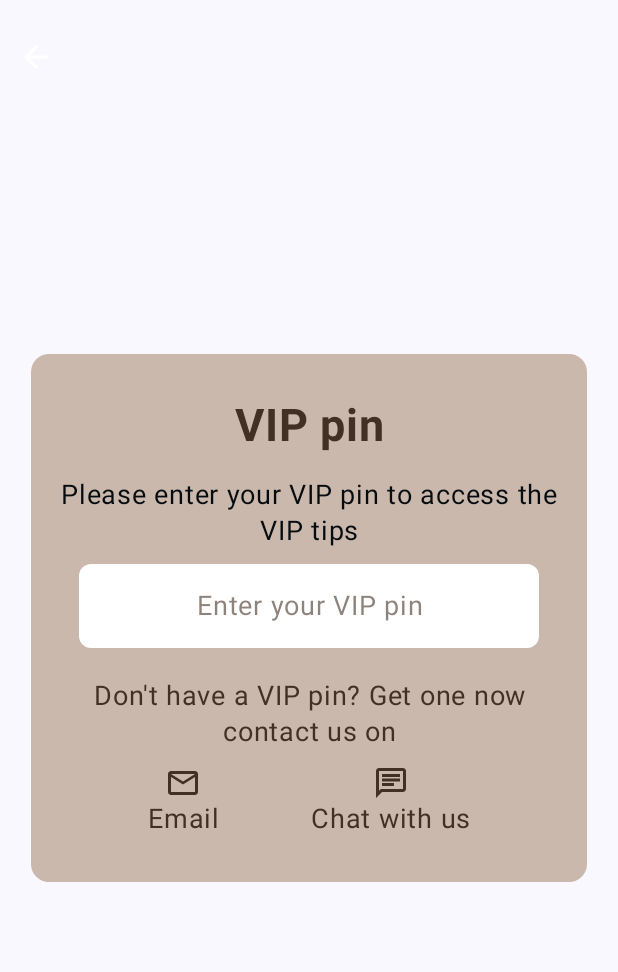
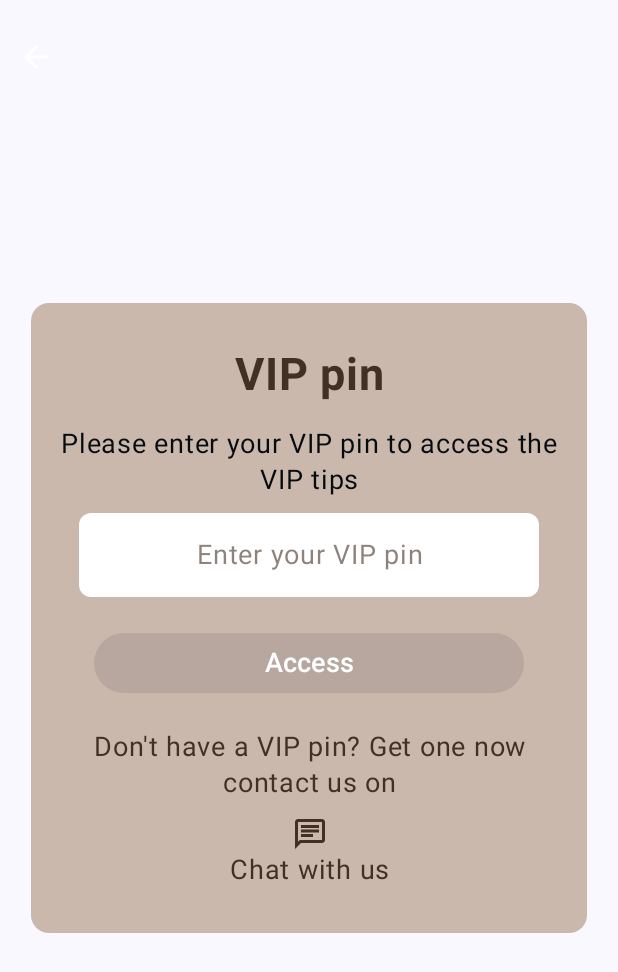
Before and after one commit to Vcky4/StarBet, an Android app built with Jetpack Compose: the composable VipPin called with empty values, on a phone screen of 412 x 824 dp. Shown: the top 972 px of the screen. Run offline under Robolectric (Android 15) with nearby library versions, the light colour scheme and no system bars; libraries missing offline, so code that uses them is left out: com.ramcosta.composedestinations; 1 statement that could not run was skipped.

Commit message:
fix vip pin

```diff
--- a/app/src/main/java/com/starbet/ui/screens/home/VipPin.kt
+++ b/app/src/main/java/com/starbet/ui/screens/home/VipPin.kt
@@ -12,6 +12,8 @@ import androidx.compose.foundation.layout.fillMaxWidth
 import androidx.compose.foundation.layout.height
 import androidx.compose.foundation.layout.padding
 import androidx.compose.foundation.shape.RoundedCornerShape
+import androidx.compose.material3.Button
+import androidx.compose.material3.ButtonDefaults
 import androidx.compose.material3.ExperimentalMaterial3Api
 import androidx.compose.material3.Icon
 import androidx.compose.material3.IconButton
@@ -20,15 +22,14 @@ import androidx.compose.material3.Text
 import androidx.compose.material3.TextField
 import androidx.compose.material3.TextFieldDefaults
 import androidx.compose.runtime.Composable
+import androidx.compose.runtime.LaunchedEffect
 import androidx.compose.runtime.getValue
-import androidx.compose.runtime.livedata.observeAsState
 import androidx.compose.runtime.mutableStateOf
 import androidx.compose.runtime.remember
 import androidx.compose.runtime.setValue
 import androidx.compose.ui.Alignment
 import androidx.compose.ui.Modifier
 import androidx.compose.ui.graphics.Color
-import androidx.compose.ui.platform.LocalContext
 import androidx.compose.ui.res.painterResource
 import androidx.compose.ui.res.stringResource
 import androidx.compose.ui.text.TextStyle
@@ -36,29 +37,30 @@ import androidx.compose.ui.text.font.FontWeight
 import androidx.compose.ui.text.style.TextAlign
 import androidx.compose.ui.unit.dp
 import androidx.compose.ui.unit.sp
+import com.ramcosta.composedestinations.annotation.Destination
+import com.ramcosta.composedestinations.navigation.DestinationsNavigator
 import com.starbet.R
 import com.starbet.ui.screens.destinations.ChatDestination
 import com.starbet.ui.theme.Primary
 import com.starbet.ui.theme.Secondary
 import com.starbet.ui.theme.TextDeep
-import com.starbet.utils.sendMail
-import com.ramcosta.composedestinations.annotation.Destination
-import com.ramcosta.composedestinations.navigation.DestinationsNavigator
-import com.starbet.ui.screens.home.HomeViewModel
-import org.koin.androidx.compose.koinViewModel
+import kotlinx.coroutines.delay
 
 @OptIn(ExperimentalMaterial3Api::class)
 @Destination
 @Composable
 fun VipPin(trigger: String, navigator: DestinationsNavigator) {
-    val homeViewModel: HomeViewModel = koinViewModel()
     var pin by remember {
         mutableStateOf("")
     }
-    val context = LocalContext.current
-    val whatsapp = homeViewModel.whatsApp.observeAsState("").value
-    val telegram = homeViewModel.telegram.observeAsState("").value
-    val email = homeViewModel.email.observeAsState("").value
+    var isInvalid by remember {
+        mutableStateOf(false)
+    }
+
+    LaunchedEffect(key1 = isInvalid) {
+        delay(2000)
+        isInvalid = false
+    }
     Box {
         Box(
             modifier = Modifier
@@ -140,6 +142,28 @@ fun VipPin(trigger: String, navigator: DestinationsNavigator) {
                         )
                     },
                 )
+                Spacer(modifier = Modifier.height(10.dp))
+                if (isInvalid) {
+                    Text(text = stringResource(id = R.string.invalid_pin), color = TextDeep)
+                }
+                Spacer(modifier = Modifier.height(10.dp))
+                Button(
+                    onClick = { isInvalid = !isInvalid },
+                    colors = ButtonDefaults.buttonColors(
+                        containerColor = TextDeep,
+                        contentColor = Color.White
+                    ),
+                    modifier = Modifier.padding(horizontal = 26.dp),
+                    enabled = pin.length > 2
+                ) {
+                    Text(
+                        text = stringResource(id = R.string.access),
+                        fontSize = 18.sp,
+                        color = Color.White,
+                        textAlign = TextAlign.Center,
+                        modifier = Modifier.fillMaxWidth()
+                    )
+                }
                 Spacer(modifier = Modifier.height(20.dp))
                 Text(
                     text = stringResource(id = R.string.dont_have_a_vip_pin),
@@ -172,26 +196,6 @@ fun VipPin(trigger: String, navigator: DestinationsNavigator) {
 //                        )
 //                    }
                     val appName = stringResource(id = R.string.app_name)
-                    Column(
-                        horizontalAlignment = Alignment.CenterHorizontally,
-                        modifier = Modifier.clickable {
-                            context.sendMail(
-                                email,
-                                appName
-                            )
-                        }) {
-                        Icon(
-                            painter = painterResource(id = R.drawable.outline_email),
-                            contentDescription = "Email",
-                            tint = TextDeep
-                        )
-                        Text(
-                            text = "Email",
-                            fontSize = 18.sp,
-                            color = TextDeep,
-                            textAlign = TextAlign.Center,
-                        )
-                    }
                     Column(
                         horizontalAlignment = Alignment.CenterHorizontally,
                         modifier = Modifier.clickable {
--- a/app/src/main/res/values/strings.xml
+++ b/app/src/main/res/values/strings.xml
@@ -64,4 +64,5 @@
     <string name="previouss_draws_vip">Previous Draws VIP</string>
     <string name="daily_100_plus_odds">Daily 100+ Odds VIP</string>
     <string name="rate_us">Rate Us</string>
+    <string name="invalid_pin">Invaid pin</string>
 </resources>
```
